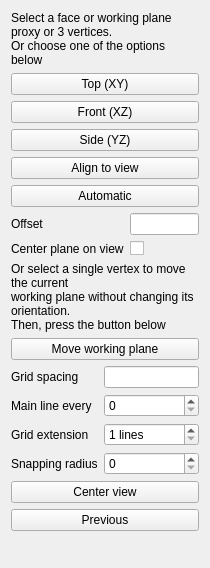
Above: src/Mod/Draft/Resources/ui/TaskSelectPlane.ui from southseact-3d/fcd before the change. Below: the same form after it.
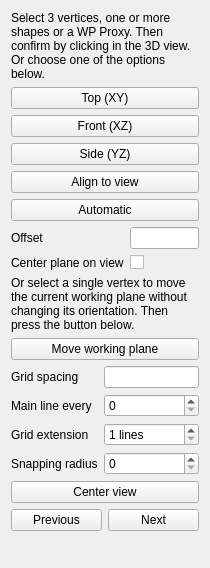
That is the form after the change. Custom widgets are drawn as their Qt base class.

Diff of the .ui file:
```diff
--- a/src/Mod/Draft/Resources/ui/TaskSelectPlane.ui
+++ b/src/Mod/Draft/Resources/ui/TaskSelectPlane.ui
@@ -17,8 +17,8 @@
    <item>
     <widget class="QLabel" name="label">
      <property name="text">
-      <string>Select a face or working plane proxy or 3 vertices.
-Or choose one of the options below</string>
+      <string>Select 3 vertices, one or more shapes or a WP Proxy. Then confirm by clicking in the 3D view.
+Or choose one of the options below.</string>
      </property>
      <property name="wordWrap">
       <bool>true</bool>
@@ -132,9 +132,7 @@
    <item>
     <widget class="QLabel" name="label_7">
      <property name="text">
-      <string>Or select a single vertex to move the current
-working plane without changing its orientation.
-Then, press the button below</string>
+      <string>Or select a single vertex to move the current working plane without changing its orientation. Then press the button below.</string>
      </property>
      <property name="wordWrap">
       <bool>true</bool>
@@ -246,6 +244,8 @@
     </widget>
    </item>
    <item>
+    <layout class="QGridLayout" name="gridLayout_3">
+     <item row="0" column="0">
     <widget class="QPushButton" name="buttonPrevious">
      <property name="toolTip">
       <string>Resets the working plane to its previous position</string>
@@ -254,6 +254,21 @@
       <string>Previous</string>
      </property>
     </widget>
+     </item>
+     <item row="0" column="1">
+      <widget class="QPushButton" name="buttonNext">
+       <property name="layoutDirection">
+        <enum>Qt::RightToLeft</enum>
+       </property>
+       <property name="toolTip">
+        <string>Resets the working plane to its next position</string>
+       </property>
+       <property name="text">
+        <string>Next</string>
+       </property>
+      </widget>
+     </item>
+    </layout>
    </item>
    <item>
     <spacer name="verticalSpacer">
```
Lines whose indentation alone changed are shown as unchanged.
